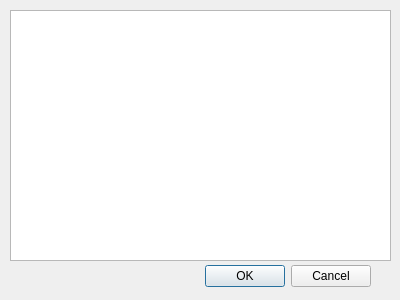
The window that ui/FindCameraDialog.ui (wooge7410/KukaVision) describes before a commit, drawn with Qt 5.
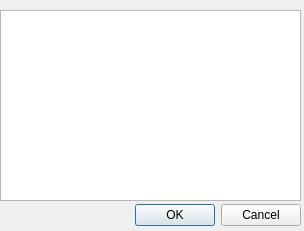
The same window after the commit.

Diff of the .ui file:
```diff
--- a/ui/FindCameraDialog.ui
+++ b/ui/FindCameraDialog.ui
@@ -6,8 +6,8 @@
    <rect>
     <x>0</x>
     <y>0</y>
-    <width>400</width>
-    <height>300</height>
+    <width>304</width>
+    <height>231</height>
    </rect>
   </property>
   <property name="windowTitle">
@@ -16,10 +16,10 @@
   <widget class="QDialogButtonBox" name="buttonBox">
    <property name="geometry">
     <rect>
-     <x>30</x>
-     <y>260</y>
-     <width>341</width>
-     <height>32</height>
+     <x>0</x>
+     <y>200</y>
+     <width>301</width>
+     <height>31</height>
     </rect>
    </property>
    <property name="orientation">
@@ -32,10 +32,10 @@
   <widget class="QListWidget" name="listWidget">
    <property name="geometry">
     <rect>
-     <x>10</x>
+     <x>0</x>
      <y>10</y>
-     <width>381</width>
-     <height>251</height>
+     <width>301</width>
+     <height>191</height>
     </rect>
    </property>
   </widget>
```
Left out of the diff: 2 changed lines with no effect on the pictures.
